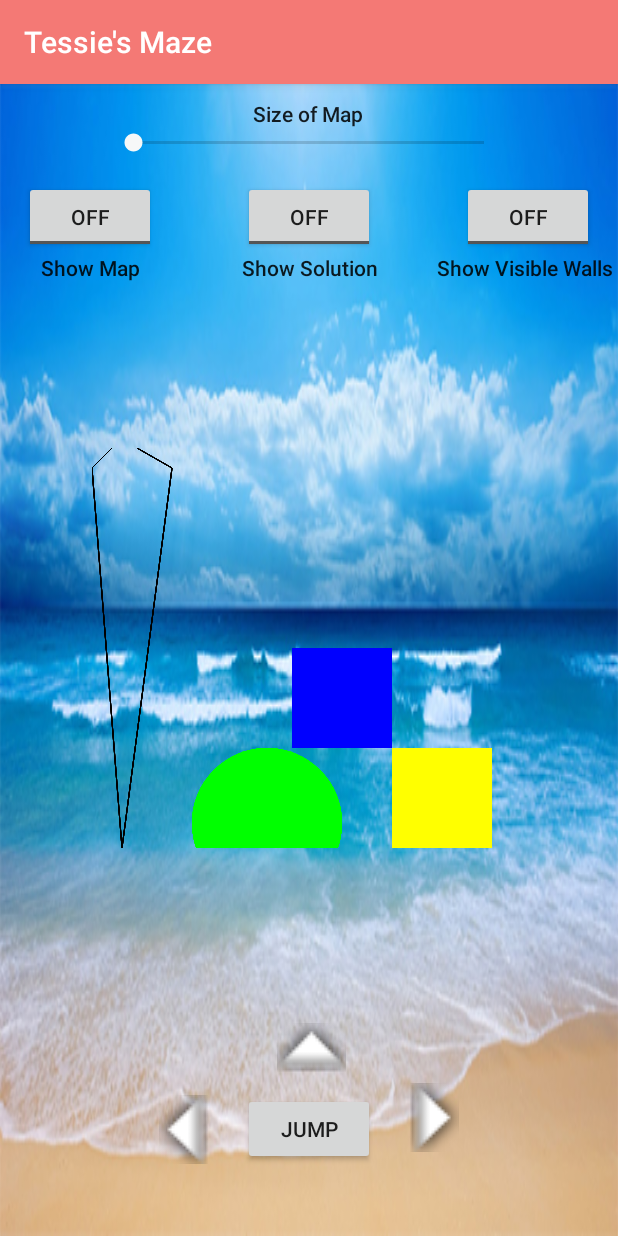
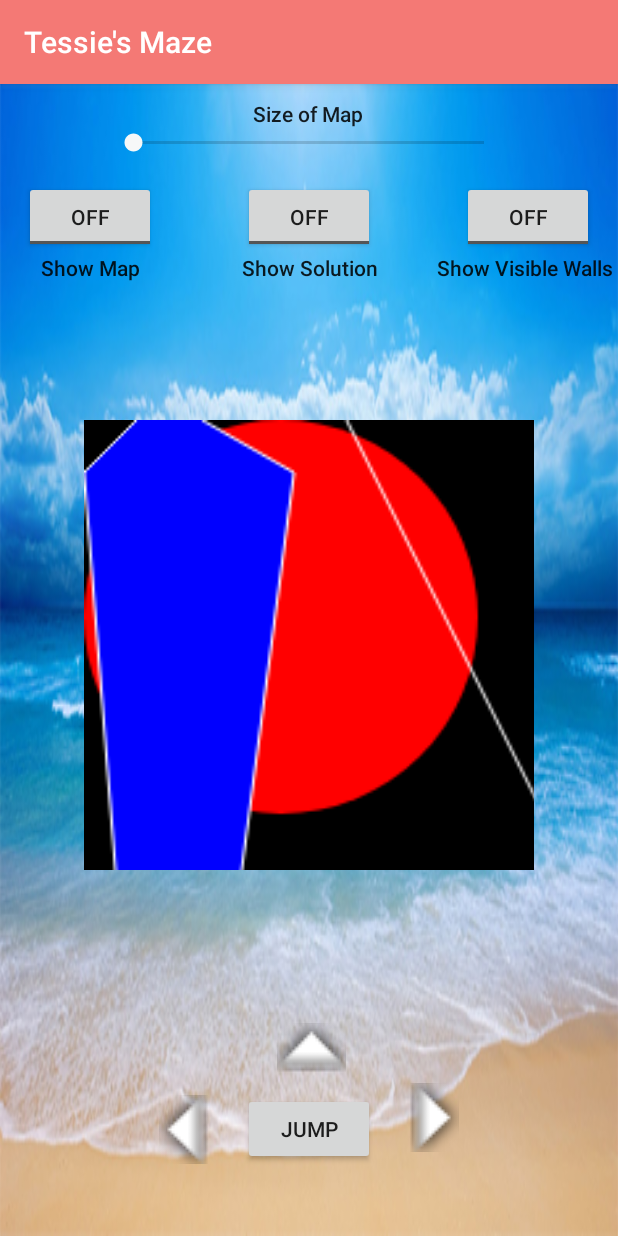
Before and after one commit to TessieB/BeachMazeApp, an Android app: the screen it shows after launch (PlayManuallyActivity), on a phone screen of 412 x 824 dp. Run offline under Robolectric (Android 15) with nearby library versions, the phone set to English and light mode, and no system bars.

Commit message:
MazePanel test works, set bitmap equal to scaled bitmap

```diff
--- a/app/src/main/java/edu/wm/cs/cs301/TessieBaumann/gui/MazePanel.java
+++ b/app/src/main/java/edu/wm/cs/cs301/TessieBaumann/gui/MazePanel.java
@@ -46,10 +46,10 @@ public class MazePanel extends View {
     @Override
     public void onDraw(Canvas canvas){
         super.onDraw(canvas);
-        init();
         Log.d("Canvas", canvas.toString());
-        //canvas.drawRect(0,0,200,400,paint);
+        canvas.drawColor(Color.WHITE);
         myTestImage(canvas);
+        bitmap = Bitmap.createScaledBitmap(bitmap, 1050, 1050, true);
         paint(canvas);
 
     }
@@ -64,20 +64,21 @@ public class MazePanel extends View {
 
 
     private void myTestImage(Canvas c){
-        setColor(Color.BLUE);
-        c.drawRect(300, 300, 200, 200, paint);
+        canvas.drawColor(Color.BLACK);
         setColor(Color.RED);
-        //addFilledOval(0, 0, 250, 250);
+        addFilledOval(0, 0, 150, 150);
         setColor(Color.GREEN);
-        addFilledOval(100, 300, 150, 150);
+        addFilledOval(50, 200, 100, 300);
         setColor(Color.YELLOW);
         addFilledRectangle(300, 300, 200, 200);
         setColor(Color.BLUE);
         int[] temp = new int[]{20, 0, 30, 80, 45};
         int[] yp = new int[]{0, 20, 400, 20, 0};
-        //addFilledPolygon(temp, yp, 5);
-        setColor(Color.BLACK);
+        addFilledPolygon(temp, yp, 5);
+        setColor(Color.WHITE);
         addPolygon(temp, yp, 5);
+        addLine(100, 0, 200, 200);
+        addArc(200, 200, 300, 300, 30, 50);
     }
 
 
@@ -91,6 +92,8 @@ public class MazePanel extends View {
         //graphics = null;	// same for graphics
         bitmap = null;
         canvas = null;
+        init();
+
     }
 
     public void update(Canvas c) {
@@ -391,14 +394,14 @@ public class MazePanel extends View {
      * x-axis and the height for the y-axis. An oval is
      * described like a rectangle.
      * Substitute for Graphics.fillOval method
-     * @param x is the x-coordinate of the top left corner
-     * @param y is the y-coordinate of the top left corner
-     * @param width is the width of the oval
-     * @param height is the height of the oval
+     * @param left is the x-coordinate of the top left corner
+     * @param top is the y-coordinate of the top left corner
+     * @param right is the width of the oval
+     * @param bottom is the height of the oval
      */
-    public void addFilledOval(float x, float y, float width, float height) {
+    public void addFilledOval(float left, float top, float right, float bottom) {
         paint.setStyle(Paint.Style.FILL);
-        canvas.drawOval(x, y, x + width, y + height, paint);
+        canvas.drawOval(left, top, right, bottom, paint);
 
     }
 
@@ -420,15 +423,15 @@ public class MazePanel extends View {
      * and end of the arc segment will be skewed farther along the longer
      * axis of the bounds.
      * Substitute for Graphics.drawArc method
-     * @param x the x coordinate of the upper-left corner of the arc to be drawn.
-     * @param y the y coordinate of the upper-left corner of the arc to be drawn.
-     * @param width the width of the arc to be drawn.
-     * @param height the height of the arc to be drawn.
+     * @param left the x coordinate of the upper-left corner of the arc to be drawn.
+     * @param top the y coordinate of the upper-left corner of the arc to be drawn.
+     * @param right the width of the arc to be drawn.
+     * @param bottom the height of the arc to be drawn.
      * @param startAngle the beginning angle.
-     * @param arcAngle the angular extent of the arc, relative to the start angle.
+     * @param sweepAngle the angular extent of the arc, relative to the start angle.
      */
-    public void addArc(int x, int y, int width, int height, int startAngle, int arcAngle) {
-        canvas.drawArc(x, y, x + width, y + height, startAngle, arcAngle, true, paint);
+    public void addArc(float left, float top, float right, float bottom, float startAngle, float sweepAngle) {
+        canvas.drawArc(left, top, right, bottom, startAngle, sweepAngle, true, paint);
 
     }
 
--- a/app/src/main/res/layout/play_manually_activity.xml
+++ b/app/src/main/res/layout/play_manually_activity.xml
@@ -170,12 +170,8 @@
 
     <edu.wm.cs.cs301.TessieBaumann.gui.MazePanel
         android:id="@+id/mazePanelView"
-        android:layout_width="290dp"
-        android:layout_height="285dp"
-        android:layout_marginStart="60dp"
-        android:layout_marginTop="28dp"
-        android:layout_marginEnd="60dp"
-        android:layout_marginBottom="5dp"
+        android:layout_width="300dp"
+        android:layout_height="300dp"
         app:layout_constraintBottom_toTopOf="@+id/imageButton9"
         app:layout_constraintEnd_toEndOf="parent"
         app:layout_constraintStart_toStartOf="parent"
```
